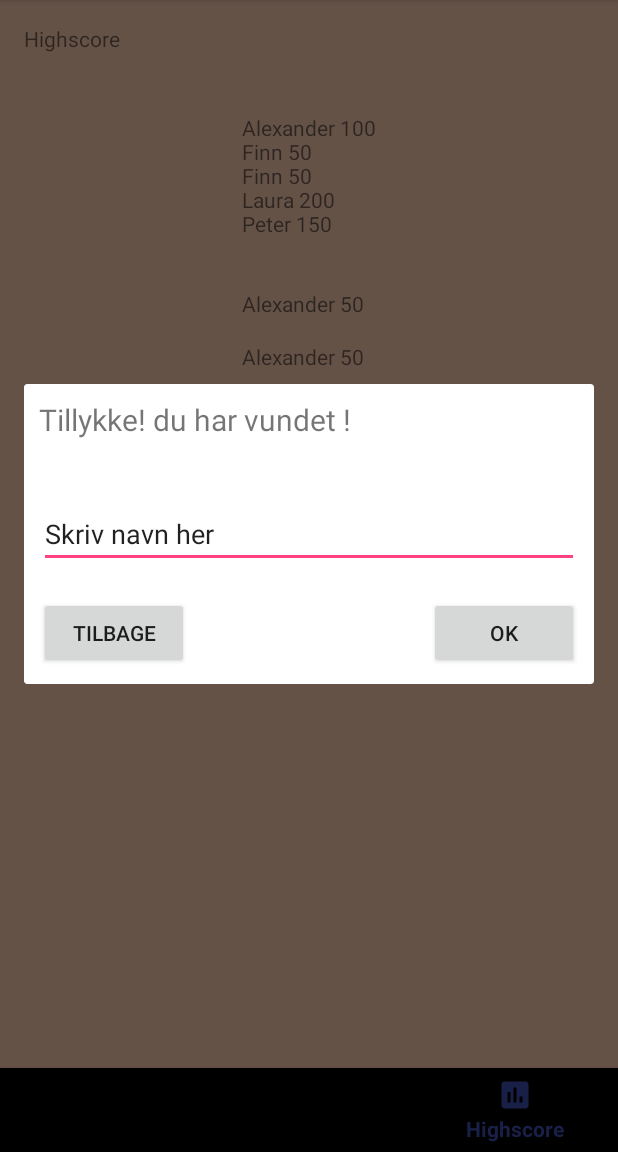
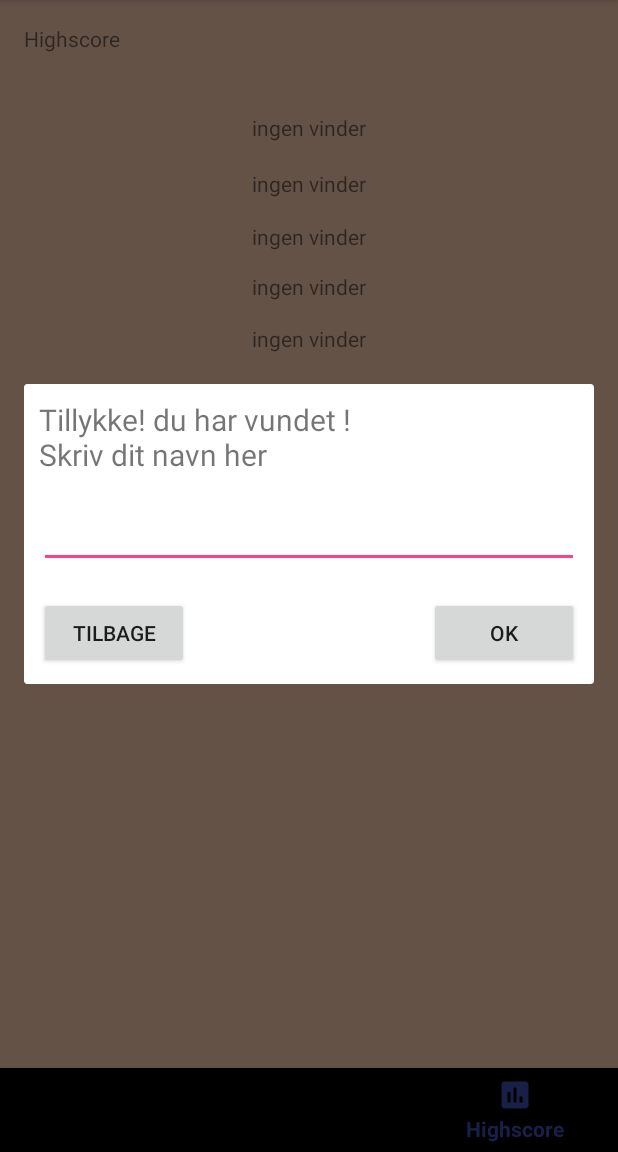
Before and after one commit to alkj/galge, an Android app: the fragment Dialog placed in its activity, item 3 of the bottom bar chosen, on a phone screen of 412 x 824 dp, the part 84-1236 px from its top. Run offline under Robolectric (Android 15) with nearby library versions, the phone set to English and light mode, and no system bars; network calls fail.

Commit message:
highscore virker ... sådan da

```diff
--- a/app/src/main/java/com/example/admin/galge/Highscore.java
+++ b/app/src/main/java/com/example/admin/galge/Highscore.java
@@ -18,6 +18,7 @@ import java.util.Arrays;
 import java.util.Collections;
 import java.util.Comparator;
 import java.util.HashSet;
+import java.util.List;
 import java.util.SortedSet;
 import java.util.TreeMap;
 
@@ -52,20 +53,35 @@ public class Highscore extends Fragment {
 
         String highscores = prefs.getString("highscore", "loader...");
 
-        String[] highscore = highscores.split("\n");
+        List<String> arrayListhigh = Arrays.asList(highscores.split("\n"));
+        Collections.sort(arrayListhigh);
+        Collections.reverse(arrayListhigh);
 
-
-
-        Arrays.sort(highscore);
-
-        String str ="";
-
-        for(int i = 0 ; i<5; i++){
-            str += highscore[i];
-            str += "\n";
+        try {
+            highScore1.setText(arrayListhigh.get(1));
+        } catch (Exception e){
+            highScore1.setText("ingen vinder");
         }
-
-        highScore1.setText(str);
+        try {
+            highScore2.setText(arrayListhigh.get(2));
+        } catch (Exception e){
+            highScore2.setText("ingen vinder");
+        }
+        try {
+            highScore3.setText(arrayListhigh.get(3));
+        } catch (Exception e){
+            highScore3.setText("ingen vinder");
+        }
+        try {
+            highScore4.setText(arrayListhigh.get(4));
+        } catch (Exception e){
+            highScore4.setText("ingen vinder");
+        }
+        try {
+            highScore5.setText(arrayListhigh.get(5));
+        } catch (Exception e){
+            highScore5.setText("ingen vinder");
+        }
 
     }
 }
--- a/app/src/main/java/com/example/admin/galge/Play.java
+++ b/app/src/main/java/com/example/admin/galge/Play.java
@@ -62,8 +62,7 @@ public class Play extends Fragment implements View.OnClickListener, Dialog.OnInp
 
         galgeLogik = GalgeLogik.getInstance();
 
-        //prefs.edit().putString("highscore", "100 Alexander\n200 Laura\n150 Peter\n50 Finn\n10 per\n150 Peter\n50 Finn\n10 per\n").commit();
-        prefs.edit().putString("highscore", "Alexander 100\nLaura 200\nPeter 150\nFinn 50\nper 10\nPeter 150\nFinn 50\nper 10\n").commit();
+        //prefs.edit().putString("highscore", "100 Alexander\n200 Laura\n150 Peter\n120 Finn\n110 per\n150 Peter\n100 Finn\n410 per\n220 Peter\n").commit();
 
 
 
@@ -291,12 +290,11 @@ public class Play extends Fragment implements View.OnClickListener, Dialog.OnInp
         Log.i(TAG, "sendInput: " + input);
         String winnerName = input;
         String highscores = prefs.getString("highscore", "none");
-        int point = (13*timer - 21 * galgeLogik.getAntalForkerteBogstaver()+ galgeLogik.getOrdet().length() );
+        int point = 100 + 10*timer - 20 * galgeLogik.getAntalForkerteBogstaver();
         Log.i(TAG, "updateUI: " + winnerName + " " + point);
         textViewErrors.setText("Du vandt " + winnerName + "!\nDu fik\n" + point + " points!");
         highscores += "" + point + " " + winnerName + "\n";
         prefs.edit().putString("highscore", highscores).commit();
-
 
     }
 
--- a/app/src/main/res/layout/dialog.xml
+++ b/app/src/main/res/layout/dialog.xml
@@ -16,7 +16,7 @@
             android:id="@+id/textViewDialog"
             android:layout_width="match_parent"
             android:layout_height="wrap_content"
-            android:text="Tillykke! du har vundet ! "
+            android:text="Tillykke! du har vundet ! \nSkriv dit navn her "
             android:textSize="20dp" />
 
         <Button
@@ -40,7 +40,7 @@
             android:layout_width="match_parent"
             android:layout_height="wrap_content"
             android:layout_centerVertical="true"
-            android:text="Skriv navn her"
+            android:text=""
             tools:layout_editor_absoluteX="1dp"
             tools:layout_editor_absoluteY="68dp" />
 
```
